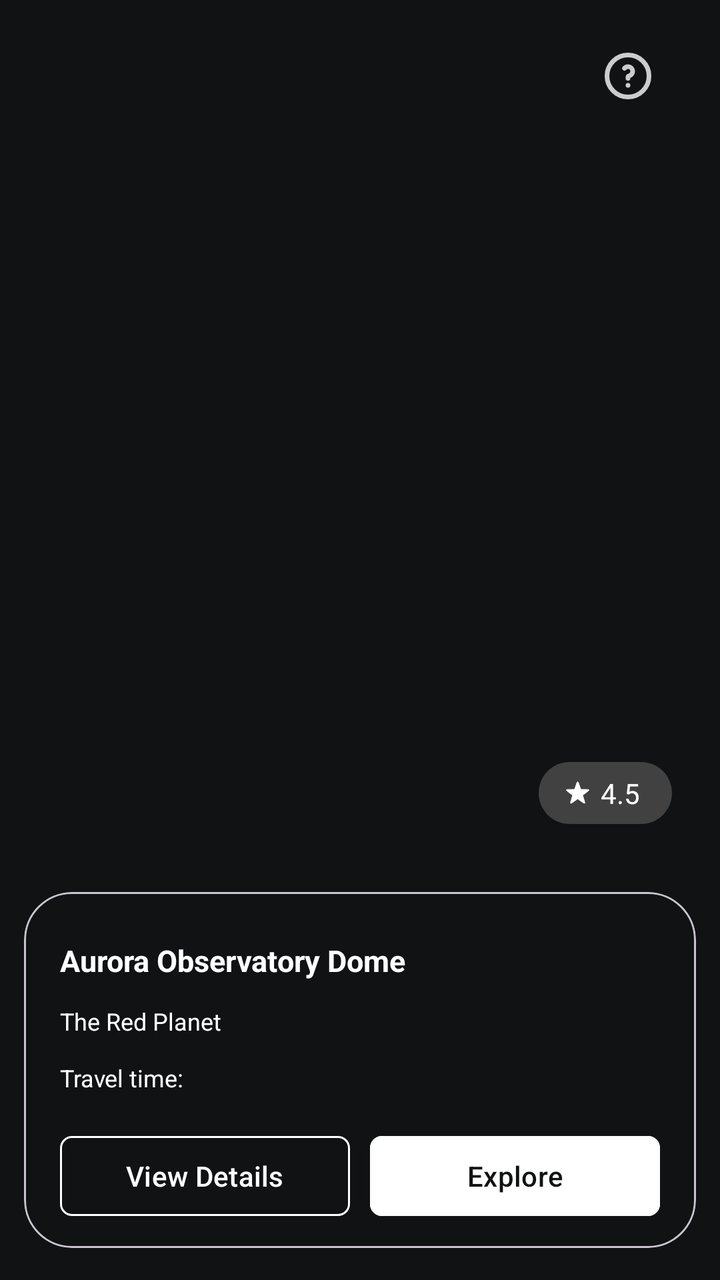
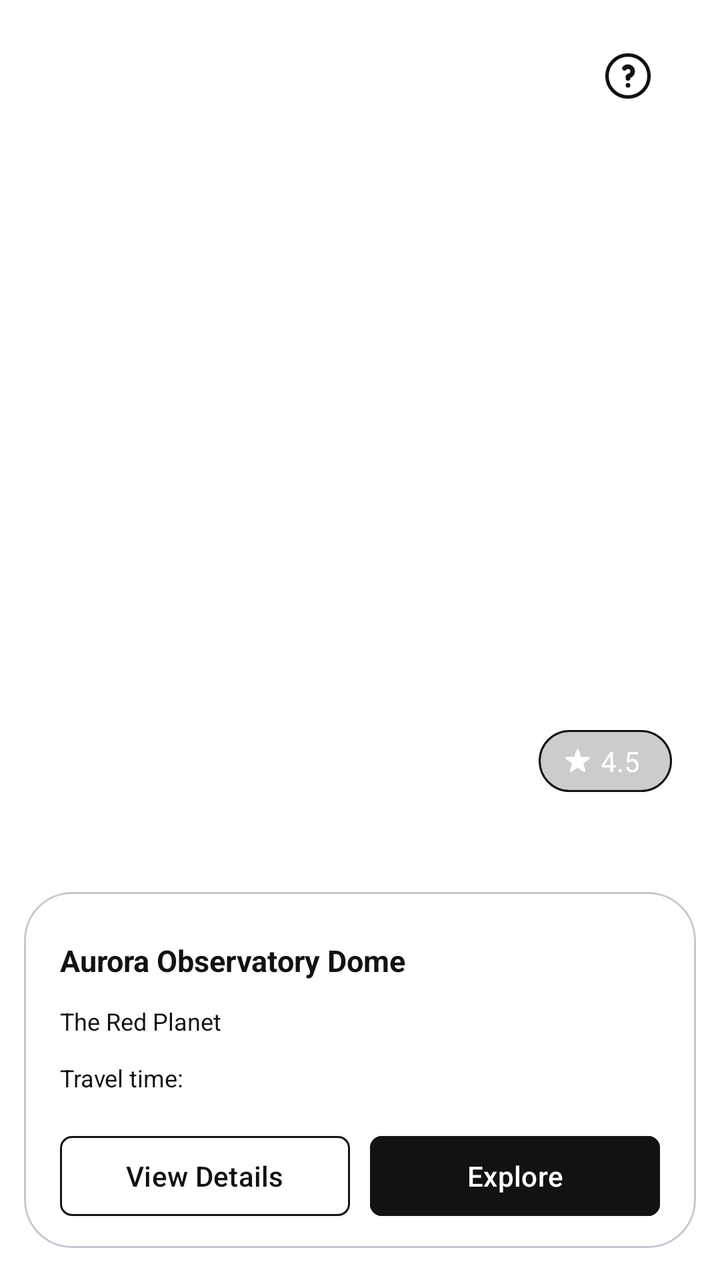

Two renders of the same Android screen: before a commit and after it. Below are the layout's source before the change and the commit's diff.
<!-- AndroidManifest.xml: application theme Theme.SpaceAdvisor -->
<!-- res/layout/fragment_explore.xml -->
<?xml version="1.0" encoding="utf-8"?>
<androidx.appcompat.widget.LinearLayoutCompat xmlns:android="http://schemas.android.com/apk/res/android"
    xmlns:app="http://schemas.android.com/apk/res-auto"
    android:layout_width="match_parent"
    android:layout_height="match_parent"
    android:background="@color/layout_background_primary"
    android:orientation="vertical"
    android:paddingHorizontal="12dp"
    android:paddingVertical="10dp">

    

    <FrameLayout
        android:layout_width="match_parent"
        android:layout_height="match_parent">

        <LinearLayout
            android:id="@+id/explore_content_layout"
            android:layout_width="match_parent"
            android:layout_height="match_parent"
            android:orientation="vertical">

            <RelativeLayout
                android:layout_width="match_parent"
                android:layout_height="0dp"
                android:layout_marginBottom="12dp"
                android:layout_weight="1">

                <androidx.viewpager2.widget.ViewPager2
                    android:id="@+id/carousel_view_pager"
                    android:layout_width="match_parent"
                    android:layout_height="match_parent"
                    android:layout_above="@+id/carousel_indicator" />

                <LinearLayout
                    android:id="@+id/dest_rating_chip_carousel_item"
                    android:layout_width="wrap_content"
                    android:layout_height="wrap_content"
                    android:layout_alignBottom="@+id/carousel_view_pager"
                    android:layout_alignParentEnd="true"
                    android:layout_marginEnd="12dp"
                    android:layout_marginBottom="6dp"
                    android:background="@drawable/custom_text_gray_background"
                    android:gravity="center"
                    android:paddingHorizontal="12dp"
                    android:paddingVertical="6dp">

                    <ImageView
                        android:layout_width="15dp"
                        android:layout_height="15dp"
                        android:scaleType="centerCrop"
                        android:src="@drawable/ic_rating_star_filled"
                        app:tint="@color/icon_primary" />

                    <TextView
                        android:id="@+id/dest_rating_text_carousel_item"
                        android:layout_width="wrap_content"
                        android:layout_height="wrap_content"
                        android:paddingHorizontal="4dp"
                        android:text="4.5"
                        android:textColor="@color/text_primary"
                        android:textSize="14sp" />

                </LinearLayout>

                <com.google.android.material.tabs.TabLayout
                    android:id="@+id/carousel_indicator"
                    android:layout_width="120dp"
                    android:layout_height="4dp"
                    android:layout_alignParentBottom="true"
                    android:layout_centerHorizontal="true"
                    android:layout_marginVertical="6dp"
                    android:background="@color/layout_background_transparent"
                    android:minHeight="0dp"
                    app:tabBackground="@drawable/tab_selector"
                    app:tabGravity="center"
                    app:tabIndicatorHeight="0dp"
                    app:tabMaxWidth="20dp"
                    app:tabMinWidth="20dp"
                    app:tabMode="auto" />

                <com.google.android.material.button.MaterialButton
                    android:id="@+id/explore_help_btn"
                    style="@style/Widget.Material3.Button.IconButton"
                    android:layout_width="wrap_content"
                    android:layout_height="wrap_content"
                    android:layout_alignParentTop="true"
                    android:layout_alignParentEnd="true"
                    android:layout_marginEnd="6dp"
                    app:icon="@drawable/ic_help"
                    app:iconSize="28dp"
                    app:iconTint="@color/icon_quaternary" />

            </RelativeLayout>

            <com.google.android.material.card.MaterialCardView
                android:id="@+id/dest_details_card"
                android:layout_width="match_parent"
                android:layout_height="wrap_content"
                android:layout_marginBottom="6dp"
                android:backgroundTint="@color/layout_background_transparent"
                app:cardCornerRadius="24dp"
                app:strokeWidth="1dp">

                <LinearLayout
                    android:layout_width="match_parent"
                    android:layout_height="wrap_content"
                    android:layout_alignParentBottom="true"
                    android:layout_gravity="center"
                    android:orientation="vertical"
                    android:paddingVertical="12dp"
                    android:paddingBottom="15dp">

                    <LinearLayout
                        android:id="@+id/detail_glass_container_carousel_item"
                        android:layout_width="match_parent"
                        android:layout_height="wrap_content"
                        android:orientation="vertical"
                        android:paddingHorizontal="12dp"
                        android:paddingVertical="6dp">

                        <LinearLayout
                            android:layout_width="match_parent"
                            android:layout_height="wrap_content"
                            android:layout_weight="1"
                            android:gravity="center_vertical">

                            <TextView
                                android:id="@+id/dest_title_carousel_item"
                                android:layout_width="0dp"
                                android:layout_height="wrap_content"
                                android:layout_weight="1"
                                android:gravity="start"
                                android:padding="6dp"
                                android:text="Aurora Observatory Dome"
                                android:textColor="@color/text_primary"
                                android:textSize="15sp"
                                android:textStyle="bold" />

                            <LinearLayout
                                android:id="@+id/dest_price_tier_container_carousel_item"
                                android:layout_width="wrap_content"
                                android:layout_height="wrap_content"
                                android:contentDescription="Price tier"
                                android:gravity="center_vertical"
                                android:orientation="horizontal"
                                android:padding="4dp"
                                android:paddingVertical="4dp">

                            </LinearLayout>


                        </LinearLayout>


                        <LinearLayout
                            android:layout_width="match_parent"
                            android:layout_height="wrap_content"
                            android:layout_weight="1"
                            android:gravity="center_vertical">

                            <TextView
                                android:id="@+id/dest_subtitle_carousel_item"
                                android:layout_width="0dp"
                                android:layout_height="wrap_content"
                                android:layout_weight="1"
                                android:gravity="start"
                                android:padding="6dp"
                                android:text="The Red Planet"
                                android:textColor="@color/text_primary"
                                android:textSize="12sp" />

                            <LinearLayout
                                android:id="@+id/dest_safety_lvl_container_carousel_item"
                                android:layout_width="wrap_content"
                                android:layout_height="wrap_content"
                                android:gravity="center_vertical"
                                android:orientation="horizontal"
                                android:padding="4dp"
                                android:paddingVertical="4dp">

                            </LinearLayout>

                        </LinearLayout>

                        <LinearLayout
                            android:layout_width="match_parent"
                            android:layout_height="wrap_content"
                            android:layout_weight="1"
                            android:gravity="center_vertical">

                            <LinearLayout
                                android:id="@+id/dest_travel_time_container_carousel_item"
                                android:layout_width="0dp"
                                android:layout_height="wrap_content"
                                android:layout_weight="1"
                                android:orientation="horizontal"
                                android:padding="6dp">

                                <TextView
                                    android:layout_width="wrap_content"
                                    android:layout_height="match_parent"
                                    android:gravity="start"
                                    android:text="Travel time: "
                                    android:textColor="@color/text_primary"
                                    android:textSize="12sp" />

                                <TextView
                                    android:id="@+id/dest_travel_time_text_carousel_item"
                                    android:layout_width="wrap_content"
                                    android:layout_height="match_parent"
                                    android:gravity="start"
                                    android:textColor="@color/text_primary"
                                    android:textSize="12sp" />

                            </LinearLayout>

                            <LinearLayout
                                android:id="@+id/dest_difficulty_container_carousel_item"
                                android:layout_width="wrap_content"
                                android:layout_height="wrap_content"
                                android:layout_gravity="center_vertical"
                                android:gravity="start"
                                android:orientation="horizontal"
                                android:padding="4dp">

                            </LinearLayout>

                        </LinearLayout>

                    </LinearLayout>

                    <LinearLayout
                        android:layout_width="match_parent"
                        android:layout_height="wrap_content"
                        android:layout_marginTop="5dp"
                        android:gravity="center_vertical"
                        android:orientation="horizontal"
                        android:paddingHorizontal="18dp">


                        <com.google.android.material.button.MaterialButton
                            android:id="@+id/detailsBtn"
                            style="@style/Widget.Material3.Button.OutlinedButton"
                            android:layout_width="0dp"
                            android:layout_height="wrap_content"
                            android:layout_marginEnd="10dp"
                            android:layout_weight="1"
                            android:backgroundTint="@color/btn_fill_transparent"
                            android:text="View Details"
                            android:textAllCaps="false"
                            android:textColor="@color/text_primary"
                            android:textSize="14sp"
                            app:cornerRadius="6dp"
                            app:strokeColor="@color/btn_stroke_primary"
                            app:strokeWidth="1dp" />

                        <com.google.android.material.button.MaterialButton
                            android:id="@+id/selectBtn"
                            android:layout_width="0dp"
                            android:layout_height="wrap_content"
                            android:layout_weight="1"
                            android:backgroundTint="@color/btn_fill_primary"
                            android:text="Explore"
                            android:textAllCaps="false"
                            android:textColor="@color/text_secondary"
                            android:textSize="14sp"
                            app:cornerRadius="6dp" />
                    </LinearLayout>

                </LinearLayout>

            </com.google.android.material.card.MaterialCardView>

        </LinearLayout>

    </FrameLayout>

</androidx.appcompat.widget.LinearLayoutCompat>
<!-- resources referenced by this layout -->
<resources>
  <color name="btn_fill_primary">@color/white</color>
  <color name="btn_fill_transparent">@color/transparent</color>
  <color name="btn_stroke_primary">@color/white</color>
  <color name="icon_primary">@color/white</color>
  <color name="icon_quaternary">@color/gray_light</color>
  <color name="layout_background_primary">@color/deep_black</color>
  <color name="layout_background_transparent">@color/transparent</color>
  <color name="text_primary">@color/white</color>
  <color name="text_secondary">@color/deep_black</color>
  <!-- drawable custom_text_gray_background (drawable) -->
  <?xml version="1.0" encoding="utf-8"?>
  <shape xmlns:android="http://schemas.android.com/apk/res/android">
      <solid android:color="@color/layout_background_transparent_white_20" />
      <corners android:radius="16dp" />
  </shape>
  <!-- drawable ic_help (drawable) -->
  <?xml version="1.0" encoding="utf-8"?>
  <vector xmlns:android="http://schemas.android.com/apk/res/android"
      android:width="24dp"
      android:height="24dp"
      android:viewportWidth="24"
      android:viewportHeight="24">
  
      <path
          android:fillColor="#00000000"
          android:strokeColor="#FFFFFF"
          android:strokeWidth="2"
          android:pathData="M21 12C21 16.9706 16.9706 21 12 21C7.02944 21 3 16.9706 3 12C3 7.02944 7.02944 3 12 3C16.9706 3 21 7.02944 21 12Z" />
      <path
          android:fillColor="#00000000"
          android:strokeColor="#FFFFFF"
          android:strokeWidth="2"
          android:strokeLineJoin="round"
          android:strokeLineCap="round"
          android:pathData="M10.5 8.67709C10.8665 8.26188 11.4027 8 12 8C13.1046 8 14 8.89543 14 10C14 10.9337 13.3601 11.718 12.4949 11.9383C12.2273 12.0064 12 12.2239 12 12.5V12.5V13" />
      <path
          android:fillColor="#000000"
          android:strokeColor="#FFFFFF"
          android:strokeWidth="2"
          android:strokeLineJoin="round"
          android:strokeLineCap="round"
          android:pathData="M12 16H12.01" />
  </vector>
  <!-- drawable ic_rating_star_filled: vector/xml drawable (drawable, 2072 chars, omitted) -->
  <!-- drawable tab_selector (drawable) -->
  <?xml version="1.0" encoding="utf-8"?>
  <selector xmlns:android="http://schemas.android.com/apk/res/android">
      <item android:state_selected="true">
          <inset android:insetLeft="2dp" android:insetRight="2dp">
              <shape android:shape="rectangle">
                  <solid android:color="#575AD3" />
                  <corners android:radius="2dp" />
                  <size android:width="16dp" android:height="4dp" />
              </shape>
          </inset>
      </item>
      <item>
          <inset android:insetLeft="8dp" android:insetRight="8dp">
              <shape android:shape="rectangle">
                  <solid android:color="#66FFFFFF" />
                  <corners android:radius="2dp" />
                  <size android:width="4dp" android:height="4dp" />
              </shape>
          </inset>
      </item>
  </selector>
  <style name="Theme.SpaceAdvisor" parent="Base.Theme.SpaceAdvisor" />
  <color name="white">#FFFFFFFF</color>
  <color name="gray_light">#CCCCCC</color>
  <color name="layout_background_transparent_white_20">@color/transparent_white_20</color>
  <style name="Base.Theme.SpaceAdvisor" parent="Theme.Material3.DayNight.NoActionBar">
          
      </style>
  <color name="transparent_white_20">#33FFFFFF</color>
  <!-- unchanged entries left out for length: 2 -->
</resources>

<!-- the commit's change to res/layout/fragment_explore.xml (unified diff, before → after) -->
@@ -3,7 +3,7 @@
     xmlns:app="http://schemas.android.com/apk/res-auto"
     android:layout_width="match_parent"
     android:layout_height="match_parent"
-    android:background="@color/layout_background_primary"
+    android:background="@color/background"
     android:orientation="vertical"
     android:paddingHorizontal="12dp"
     android:paddingVertical="10dp">
@@ -50,7 +50,7 @@
                         android:layout_height="15dp"
                         android:scaleType="centerCrop"
                         android:src="@drawable/ic_rating_star_filled"
-                        app:tint="@color/icon_primary" />
+                        app:tint="@color/white" />
 
                     <TextView
                         android:id="@+id/dest_rating_text_carousel_item"
@@ -58,26 +58,30 @@
                         android:layout_height="wrap_content"
                         android:paddingHorizontal="4dp"
                         android:text="4.5"
-                        android:textColor="@color/text_primary"
+                        android:textColor="@color/white"
                         android:textSize="14sp" />
 
                 </LinearLayout>
 
                 <com.google.android.material.tabs.TabLayout
                     android:id="@+id/carousel_indicator"
-                    android:layout_width="120dp"
-                    android:layout_height="4dp"
+                    android:layout_width="wrap_content"
+                    android:layout_height="20dp"
                     android:layout_alignParentBottom="true"
                     android:layout_centerHorizontal="true"
                     android:layout_marginVertical="6dp"
-                    android:background="@color/layout_background_transparent"
-                    android:minHeight="0dp"
-                    app:tabBackground="@drawable/tab_selector"
-                    app:tabGravity="center"
-                    app:tabIndicatorHeight="0dp"
-                    app:tabMaxWidth="20dp"
-                    app:tabMinWidth="20dp"
-                    app:tabMode="auto" />
+                    android:backgroundTint="@color/transparent"
+
+                    app:tabIconTint="@color/dot_tint_selector"
+                    app:tabIndicator="@drawable/tab_indicator"
+                    app:tabIndicatorAnimationMode="elastic"
+                    app:tabIndicatorColor="?attr/customColorPrimary"
+                    app:tabIndicatorFullWidth="false"
+                    app:tabIndicatorGravity="center"
+                    app:tabMaxWidth="80dp"
+                    app:tabMinWidth="10dp"
+                    app:tabMode="fixed"
+                    app:tabRippleColor="@color/transparent" />
 
                 <com.google.android.material.button.MaterialButton
                     android:id="@+id/explore_help_btn"
@@ -89,7 +93,7 @@
                     android:layout_marginEnd="6dp"
                     app:icon="@drawable/ic_help"
                     app:iconSize="28dp"
-                    app:iconTint="@color/icon_quaternary" />
+                    app:iconTint="@color/icon" />
 
             </RelativeLayout>
 
@@ -98,7 +102,7 @@
                 android:layout_width="match_parent"
                 android:layout_height="wrap_content"
                 android:layout_marginBottom="6dp"
-                android:backgroundTint="@color/layout_background_transparent"
+                android:backgroundTint="@color/transparent"
                 app:cardCornerRadius="24dp"
                 app:strokeWidth="1dp">
 
@@ -133,7 +137,7 @@
                                 android:gravity="start"
                                 android:padding="6dp"
                                 android:text="Aurora Observatory Dome"
-                                android:textColor="@color/text_primary"
+                                android:textColor="@color/title"
                                 android:textSize="15sp"
                                 android:textStyle="bold" />
 
@@ -167,7 +171,7 @@
                                 android:gravity="start"
                                 android:padding="6dp"
                                 android:text="The Red Planet"
-                                android:textColor="@color/text_primary"
+                                android:textColor="@color/title"
                                 android:textSize="12sp" />
 
                             <LinearLayout
@@ -202,7 +206,7 @@
                                     android:layout_height="match_parent"
                                     android:gravity="start"
                                     android:text="Travel time: "
-                                    android:textColor="@color/text_primary"
+                                    android:textColor="@color/title"
                                     android:textSize="12sp" />
 
                                 <TextView
@@ -210,7 +214,7 @@
                                     android:layout_width="wrap_content"
                                     android:layout_height="match_parent"
                                     android:gravity="start"
-                                    android:textColor="@color/text_primary"
+                                    android:textColor="@color/title"
                                     android:textSize="12sp" />
 
                             </LinearLayout>
@@ -246,13 +250,13 @@
                             android:layout_height="wrap_content"
                             android:layout_marginEnd="10dp"
                             android:layout_weight="1"
-                            android:backgroundTint="@color/btn_fill_transparent"
+                            android:backgroundTint="@color/transparent"
                             android:text="View Details"
                             android:textAllCaps="false"
-                            android:textColor="@color/text_primary"
+                            android:textColor="@color/secondary"
                             android:textSize="14sp"
                             app:cornerRadius="6dp"
-                            app:strokeColor="@color/btn_stroke_primary"
+                            app:strokeColor="@color/secondary_outlined_btn"
                             app:strokeWidth="1dp" />
 
                         <com.google.android.material.button.MaterialButton
@@ -260,10 +264,10 @@
                             android:layout_width="0dp"
                             android:layout_height="wrap_content"
                             android:layout_weight="1"
-                            android:backgroundTint="@color/btn_fill_primary"
+                            android:backgroundTint="@color/secondary_filled_btn"
                             android:text="Explore"
                             android:textAllCaps="false"
-                            android:textColor="@color/text_secondary"
+                            android:textColor="@color/on_secondary_filled_btn"
                             android:textSize="14sp"
                             app:cornerRadius="6dp" />
                     </LinearLayout>
<!-- resource entries referenced after the edit -->
@@ -1,18 +1,19 @@
 <!-- resources referenced by this layout -->
 <resources>
-  <color name="btn_fill_primary">@color/white</color>
-  <color name="btn_fill_transparent">@color/transparent</color>
-  <color name="btn_stroke_primary">@color/white</color>
-  <color name="icon_primary">@color/white</color>
-  <color name="icon_quaternary">@color/gray_light</color>
-  <color name="layout_background_primary">@color/deep_black</color>
-  <color name="layout_background_transparent">@color/transparent</color>
-  <color name="text_primary">@color/white</color>
-  <color name="text_secondary">@color/deep_black</color>
+  <color name="background">@color/white</color>
+  <color name="icon">@color/secondary</color>
+  <color name="on_secondary_filled_btn">@color/background</color>
+  <color name="secondary">@color/deep_black</color>
+  <color name="secondary_filled_btn">@color/secondary</color>
+  <color name="secondary_outlined_btn">@color/secondary</color>
+  <color name="title">@color/secondary</color>
   <!-- drawable custom_text_gray_background (drawable) -->
   <?xml version="1.0" encoding="utf-8"?>
   <shape xmlns:android="http://schemas.android.com/apk/res/android">
-      <solid android:color="@color/layout_background_transparent_white_20" />
+      <solid android:color="@color/chip_fill_quaternary" />
+      <stroke
+          android:width="1dp"
+          android:color="@color/chip_quaternary" />
       <corners android:radius="16dp" />
   </shape>
   <!-- drawable ic_help (drawable) -->
@@ -25,55 +26,64 @@
   
       <path
           android:fillColor="#00000000"
-          android:strokeColor="#FFFFFF"
-          android:strokeWidth="2"
-          android:pathData="M21 12C21 16.9706 16.9706 21 12 21C7.02944 21 3 16.9706 3 12C3 7.02944 7.02944 3 12 3C16.9706 3 21 7.02944 21 12Z" />
+          android:pathData="M21 12C21 16.9706 16.9706 21 12 21C7.02944 21 3 16.9706 3 12C3 7.02944 7.02944 3 12 3C16.9706 3 21 7.02944 21 12Z"
+          android:strokeWidth="1.5"
+          android:strokeColor="#FFFFFF">
+  
+      </path>
       <path
           android:fillColor="#00000000"
+          android:pathData="M10.5 8.67709C10.8665 8.26188 11.4027 8 12 8C13.1046 8 14 8.89543 14 10C14 10.9337 13.3601 11.718 12.4949 11.9383C12.2273 12.0064 12 12.2239 12 12.5V12.5V13"
+          android:strokeWidth="2"
           android:strokeColor="#FFFFFF"
-          android:strokeWidth="2"
-          android:strokeLineJoin="round"
           android:strokeLineCap="round"
-          android:pathData="M10.5 8.67709C10.8665 8.26188 11.4027 8 12 8C13.1046 8 14 8.89543 14 10C14 10.9337 13.3601 11.718 12.4949 11.9383C12.2273 12.0064 12 12.2239 12 12.5V12.5V13" />
+          android:strokeLineJoin="round" />
       <path
           android:fillColor="#000000"
+          android:pathData="M12 16H12.01"
+          android:strokeWidth="2"
           android:strokeColor="#FFFFFF"
-          android:strokeWidth="2"
-          android:strokeLineJoin="round"
           android:strokeLineCap="round"
-          android:pathData="M12 16H12.01" />
+          android:strokeLineJoin="round" />
   </vector>
-  <!-- drawable ic_rating_star_filled: vector/xml drawable (drawable, 2072 chars, omitted) -->
-  <!-- drawable tab_selector (drawable) -->
+  <!-- drawable ic_rating_star_filled: vector/xml drawable (drawable, 2082 chars, omitted) -->
+  <!-- drawable tab_indicator (drawable) -->
   <?xml version="1.0" encoding="utf-8"?>
-  <selector xmlns:android="http://schemas.android.com/apk/res/android">
-      <item android:state_selected="true">
-          <inset android:insetLeft="2dp" android:insetRight="2dp">
-              <shape android:shape="rectangle">
-                  <solid android:color="#575AD3" />
-                  <corners android:radius="2dp" />
-                  <size android:width="16dp" android:height="4dp" />
-              </shape>
-          </inset>
-      </item>
-      <item>
-          <inset android:insetLeft="8dp" android:insetRight="8dp">
-              <shape android:shape="rectangle">
-                  <solid android:color="#66FFFFFF" />
-                  <corners android:radius="2dp" />
-                  <size android:width="4dp" android:height="4dp" />
-              </shape>
-          </inset>
-      </item>
-  </selector>
-  <style name="Theme.SpaceAdvisor" parent="Base.Theme.SpaceAdvisor" />
+  <shape xmlns:android="http://schemas.android.com/apk/res/android">
+      <solid android:color="?attr/customColorPrimary" />
+      <corners android:radius="100dp" />
+      <size
+          android:width="10dp"
+          android:height="10dp" />
+  </shape>
+  <style name="Theme.SpaceAdvisor" parent="Base.Theme.SpaceAdvisor">
+          <item name="colorPrimary">@color/primary</item>
+          <item name="customColorPrimary">@color/primary</item>
+          <item name="customColorPrimaryGlow">@color/primary_glow</item>
+          <item name="customColorPrimaryFaded">@color/primary_faded</item>
+          <item name="customColorPrimaryLight">@color/primary_light</item>
+          <item name="customColorPrimaryVariant">@color/primary_variant</item>
+          <item name="customColorPrimaryVariantFaded">@color/primary_variant_faded</item>
+      </style>
+  <color name="chip_fill_quaternary">@color/transparent_black_20</color>
+  <color name="chip_quaternary">@color/deep_black</color>
   <color name="white">#FFFFFFFF</color>
-  <color name="gray_light">#CCCCCC</color>
-  <color name="layout_background_transparent_white_20">@color/transparent_white_20</color>
   <style name="Base.Theme.SpaceAdvisor" parent="Theme.Material3.DayNight.NoActionBar">
-          
+          <item name="colorPrimary">@color/primary</item>
       </style>
-  <color name="transparent_white_20">#33FFFFFF</color>
+  <color name="primary">@color/space_purple</color>
+  <color name="primary_glow">@color/space_purple_glow</color>
+  <color name="primary_faded">@color/space_purple_faded</color>
+  <color name="primary_light">@color/space_purple_light</color>
+  <color name="primary_variant">@color/space_pink</color>
+  <color name="primary_variant_faded">@color/space_pink_faded</color>
+  <color name="transparent_black_20">#33000000</color>
+  <color name="space_purple">#575AD3</color>
+  <color name="space_purple_glow">#48575AD3</color>
+  <color name="space_purple_faded">#50A0A0FF</color>
+  <color name="space_purple_light">#A0A0FF</color>
+  <color name="space_pink">#AE52D4</color>
+  <color name="space_pink_faded">#20AE52D4</color>
   <!-- unchanged entries left out for length: 2 -->
 </resources>
 
